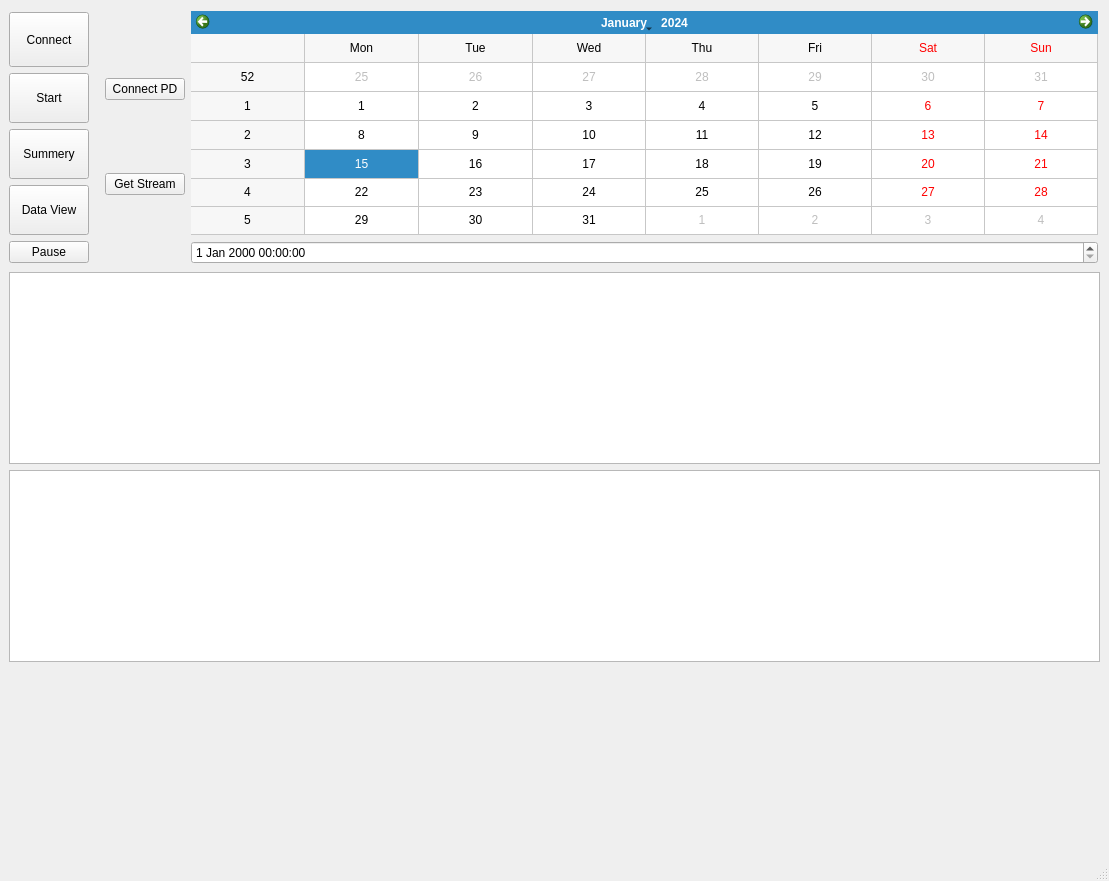
Before: the Qt Designer form Flowmeter_grblA/top.ui in jibonaronno/sanion_python_projects, drawn with Qt 5.
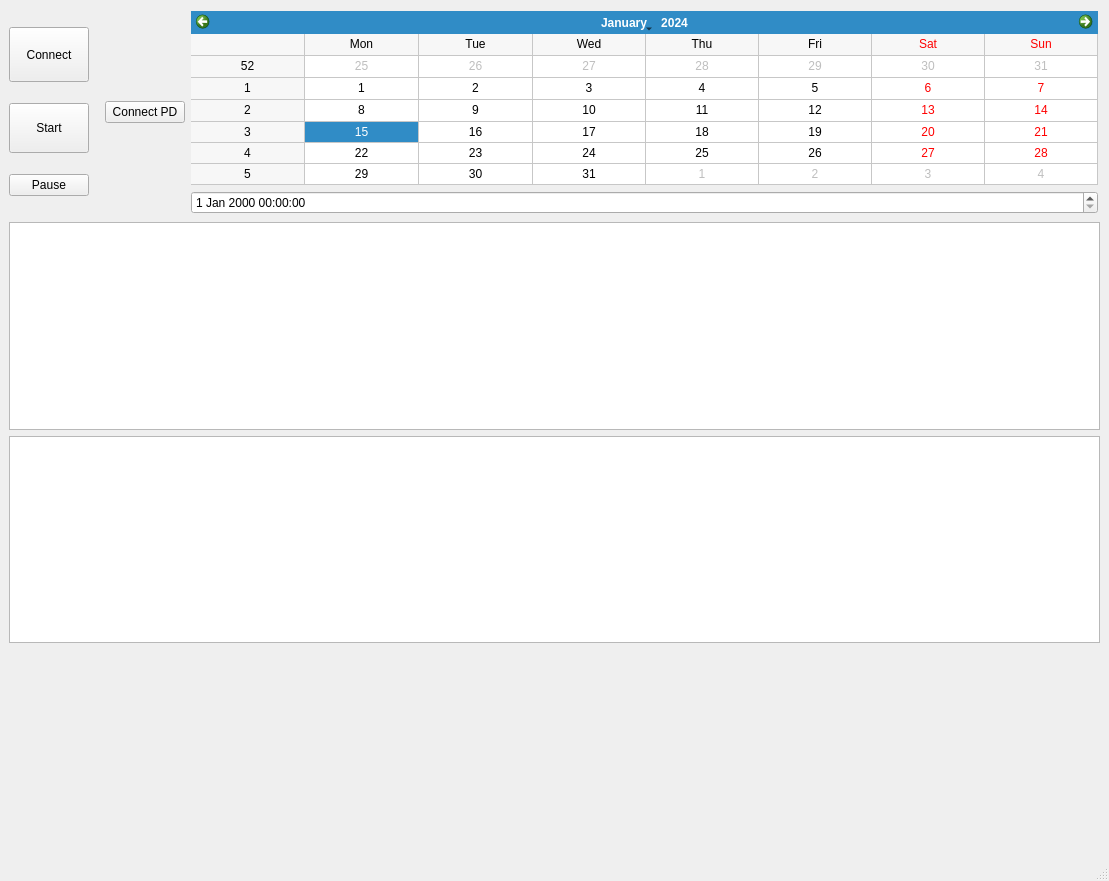
After: the same form once the commit is applied.

What changed in the file:
```diff
--- a/Flowmeter_grblA/top.ui
+++ b/Flowmeter_grblA/top.ui
@@ -86,38 +86,6 @@
             </property>
            </widget>
           </item>
-          <item>
-           <widget class="QPushButton" name="btn3">
-            <property name="minimumSize">
-             <size>
-              <width>0</width>
-              <height>50</height>
-             </size>
-            </property>
-            <property name="maximumSize">
-             <size>
-              <width>200</width>
-              <height>16777215</height>
-             </size>
-            </property>
-            <property name="text">
-             <string>Summery</string>
-            </property>
-           </widget>
-          </item>
-          <item>
-           <widget class="QPushButton" name="btn4">
-            <property name="minimumSize">
-             <size>
-              <width>0</width>
-              <height>50</height>
-             </size>
-            </property>
-            <property name="text">
-             <string>Data View</string>
-            </property>
-           </widget>
-          </item>
           <item>
            <widget class="QPushButton" name="btnPause">
             <property name="text">
@@ -139,13 +107,6 @@
             </property>
            </widget>
           </item>
-          <item>
-           <widget class="QPushButton" name="pushButton">
-            <property name="text">
-             <string>Get Stream</string>
-            </property>
-           </widget>
-          </item>
          </layout>
         </item>
         <item>
```
Left out of the diff: 4 changed lines with no effect on the pictures.
